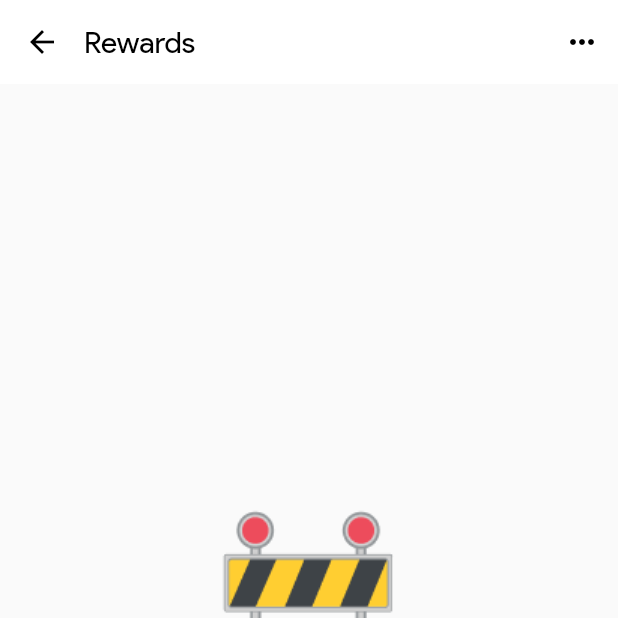
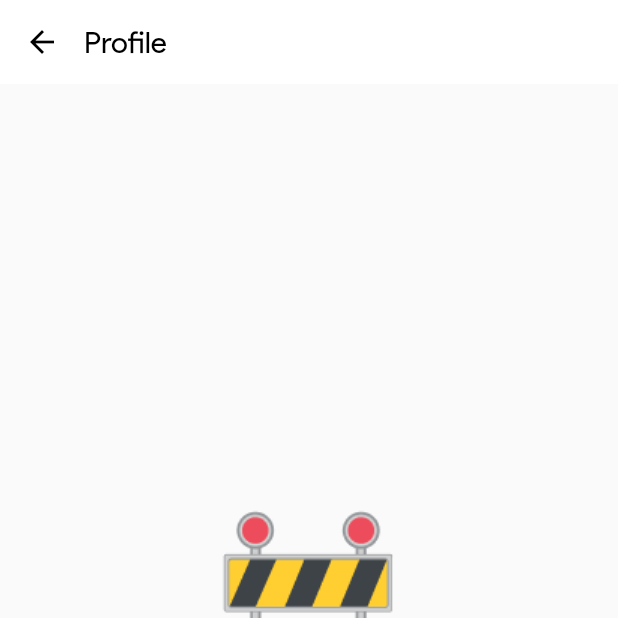
Before and after one commit to nikxherrera/Bisikletro-Iterum-Diliman-Solutions-Challenge-2021, a Flutter app: the ProfileScreen screen opened directly, on a phone screen of 412 x 824 dp, the top half of it. Run offline on Flutter 3.47's test engine with Material 2 defaults, Android fonts, the light colour scheme and no system bars; our stand-ins replace carousel_slider.

Commit message:
profile bug

```diff
--- a/lib/screens/profile-screen.dart
+++ b/lib/screens/profile-screen.dart
@@ -19,17 +19,10 @@ class _ProfileScreenState extends State<ProfileScreen> {
           ),
           title: Container(
             child: Text(
-              "Rewards",
+              "Profile",
               style: TextStyle(color: Colors.black),
             ),
           ),
-          actions: [
-            IconButton(
-              icon: Icon(Icons.more_horiz),
-              color: Colors.black,
-              onPressed: () {},
-            ),
-          ],
         ),
         body: Center(
           child: Container(
```
